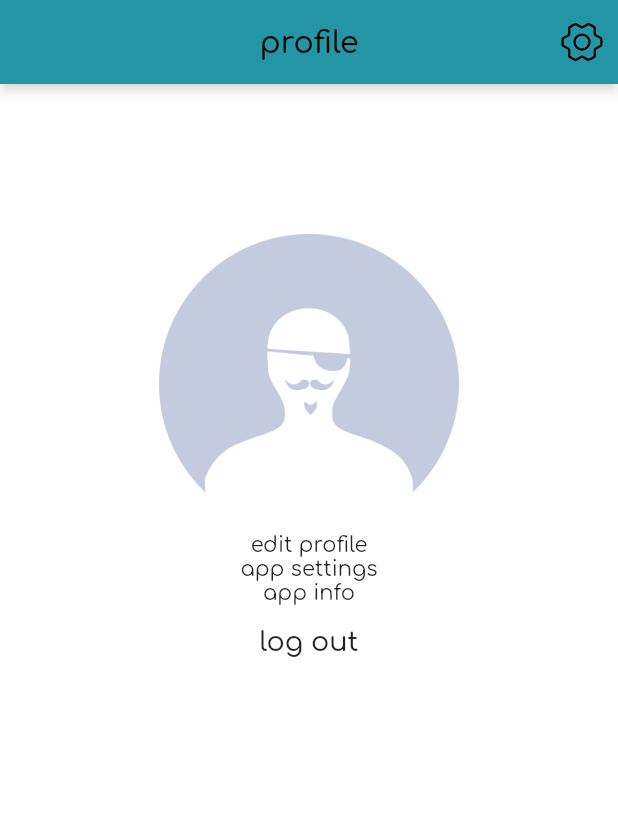
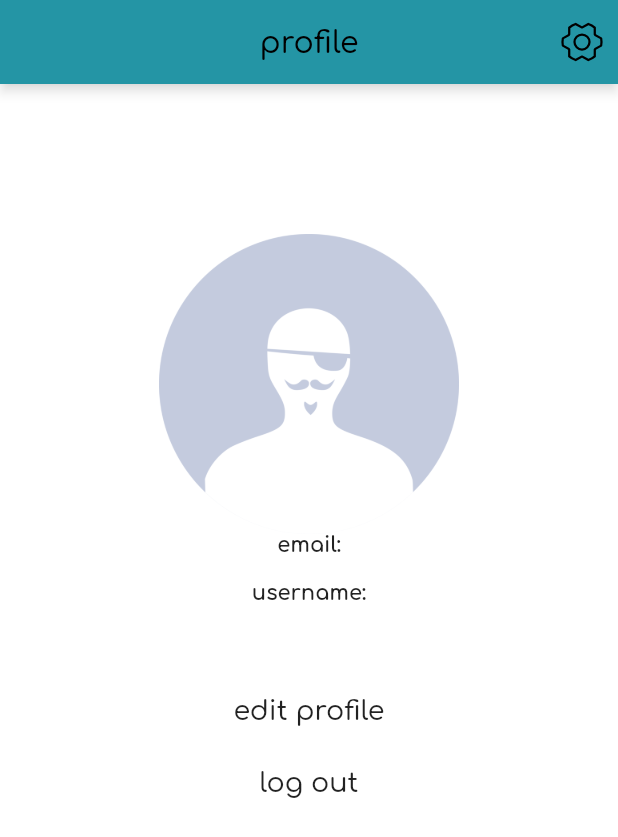
Before and after one commit to didrikeilertsen/easyTask, a Flutter app: the ProfileScreen screen opened directly, after a tap on "log out", on a phone screen of 412 x 824 dp. Shown: the top 837 px of the screen. Run offline on Flutter 3.47's test engine with Material 2 defaults, Android fonts, the phone set to English and light mode, and no system bars; our stand-ins replace cloud_firestore, firebase_auth, firebase_core, flutter_riverpod, google_sign_in, phosphor_flutter and 2 more; missing offline and left inert: flutter_login_facebook; accounts and stored records are empty.

Commit message:
users can now add username

```diff
--- a/project/lib/screens/profile/profile_screen.dart
+++ b/project/lib/screens/profile/profile_screen.dart
@@ -13,10 +13,8 @@ class ProfileScreen extends ConsumerWidget {
 
   @override
   Widget build(BuildContext context, WidgetRef ref) {
-
-
     final auth = ref.read(authenticationProvider);
-
+    final database = ref.read(databaseProvider);
 
     return Scaffold(
       appBar: AppBar(
@@ -40,10 +38,26 @@ class ProfileScreen extends ConsumerWidget {
               height: 200,
             ),
 
-            //TODO: get info from user
-            const Text("edit profile"),
-            const Text("app settings"),
-            const Text("app info"),
+            const Text("email:", style: TextStyle(fontWeight: FontWeight.bold)),
+            Text(auth.currentUser!.email.toString()),
+
+            const Text("username:",
+                style: TextStyle(fontWeight: FontWeight.bold)),
+            _buildUsername(ref),
+
+
+            const SizedBox(height: 30),
+
+            TextButton(
+              onPressed: () {
+                Navigator.of(context).pushNamed('/editProfile');
+              },
+              child: const Text(
+                "edit profile",
+                style: TextStyle(color: Colors.black87),
+              ),
+            ),
+
             TextButton(
               onPressed: () => _signOut(ref),
               child: const Text(
@@ -57,12 +71,28 @@ class ProfileScreen extends ConsumerWidget {
     );
   }
 
+  //TODO: bug - doesnt update displayname when user registers for first time
+  Widget _buildUsername(WidgetRef ref) {
+    _updateUsername(ref);
+    final auth = ref.read(authenticationProvider);
+
+    return (Text(auth.currentUser!.displayName.toString()));
+  }
+
+  void _updateUsername(WidgetRef ref) async {
+    final auth = ref.read(authenticationProvider);
+    User user = auth.currentUser!;
+    await user.reload();
+
+    // `currentUser` is synchronous since FirebaseAuth rework
+    User? user2 = auth.currentUser;
+    print(user2?.displayName);
+  }
+
   Future<void> _signOut(WidgetRef ref) async {
-
     final auth = ref.read(authenticationProvider);
     try {
       await auth.signOut();
-
     } catch (e) {
       print(e.toString());
     } finally {
--- a/project/lib/screens/project/project_overview_screen.dart
+++ b/project/lib/screens/project/project_overview_screen.dart
@@ -24,7 +24,6 @@ class ProjectOverviewScreen extends ConsumerWidget {
         automaticallyImplyLeading: false,
         title: const Text("projects", textAlign: TextAlign.center),
         actions: [
-          // TODO: Add action to button.
           AppBarButton(
             handler: () {
               Navigator.of(context).pushNamed('/editProject');
--- a/project/lib/screens/project/project_screen.dart
+++ b/project/lib/screens/project/project_screen.dart
@@ -4,7 +4,6 @@ import 'package:phosphor_flutter/phosphor_flutter.dart';
 import 'package:project/models/project.dart';
 import 'package:project/screens/task/edit_task_screen.dart';
 import 'package:project/widgets/appbar_button.dart';
-import 'package:project/widgets/input_field.dart';
 import 'package:project/widgets/task_card.dart';
 import '../../models/task.dart';
 import '../../services/providers.dart';
--- a/project/lib/screens/sign_in/registration_screen.dart
+++ b/project/lib/screens/sign_in/registration_screen.dart
@@ -1,3 +1,4 @@
+import 'package:firebase_auth/firebase_auth.dart';
 import 'package:flutter/material.dart';
 import 'package:project/services/auth.dart';
 import 'package:string_validator/string_validator.dart';
@@ -64,17 +65,15 @@ class _RegistrationScreenState extends State<RegistrationScreen> {
 
     if (_isFormValid()) {
       try {
-        await widget.auth.createUserWithEmailAndPassword(_email, _password);
+        User? user = await widget.auth.createUserWithEmailAndPassword(_email, _password);
+        if (_username.isNotEmpty) {
+          if (user != null){
+           await user.updateDisplayName(_username);
+          }
+        }
       } catch (e) {
         print(e.toString());
-      }
-
-      try {
-        if (_username.isNotEmpty) {
-          //TODO: add username to database
-        }
-      } catch (e) {
-      } finally {
+      } if (mounted){
         Navigator.of(context).pop();
       }
     }
```
Also changed, not shown: project/lib/screens/project/edit_project_screen.dart (+10 -2 lines), project/lib/screens/task/edit_task_screen.dart (+13 -3 lines), project/lib/services/providers.dart (+3 -14 lines), project/lib/services/routeGenerator.dart (+4 -3 lines). Lines whose indentation alone changed are shown as unchanged.
